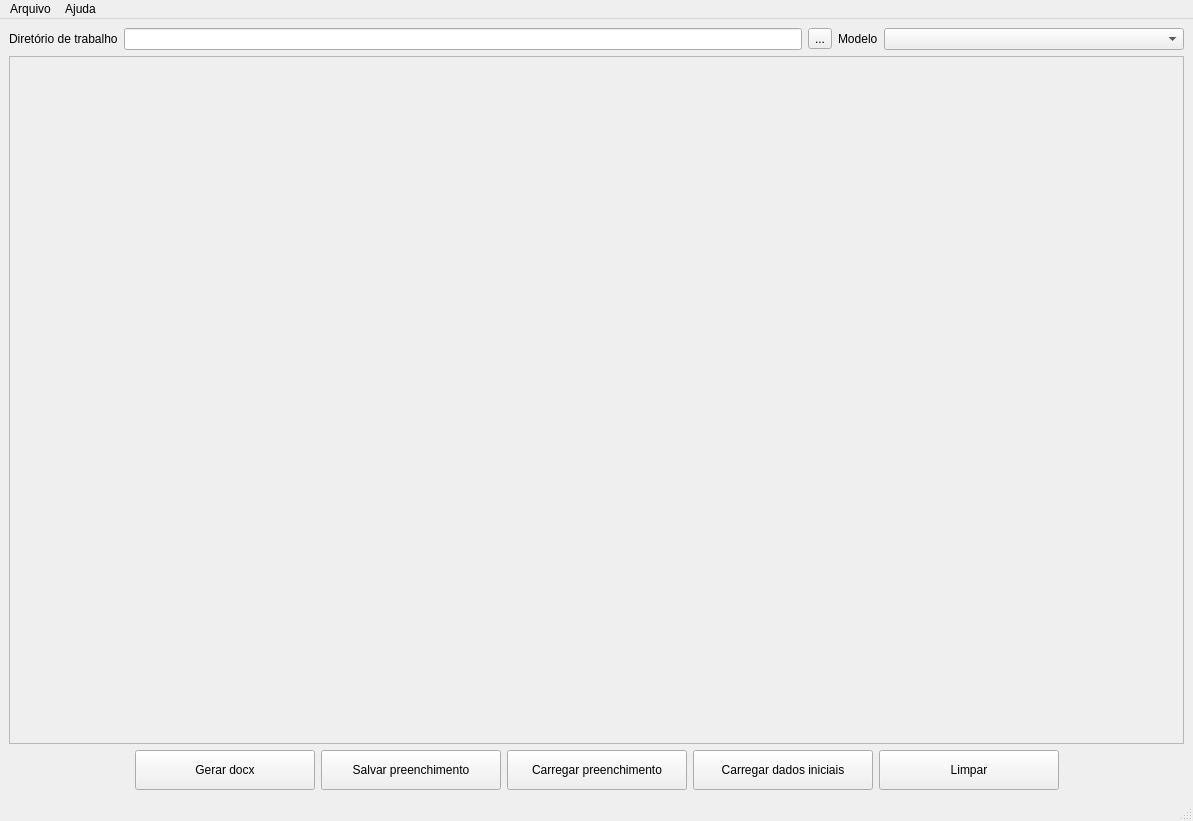
Qt form fastdoc/gui_app/main_window/main_window.ui (renatormc/dev_laudo_sinfweb) before a commit.
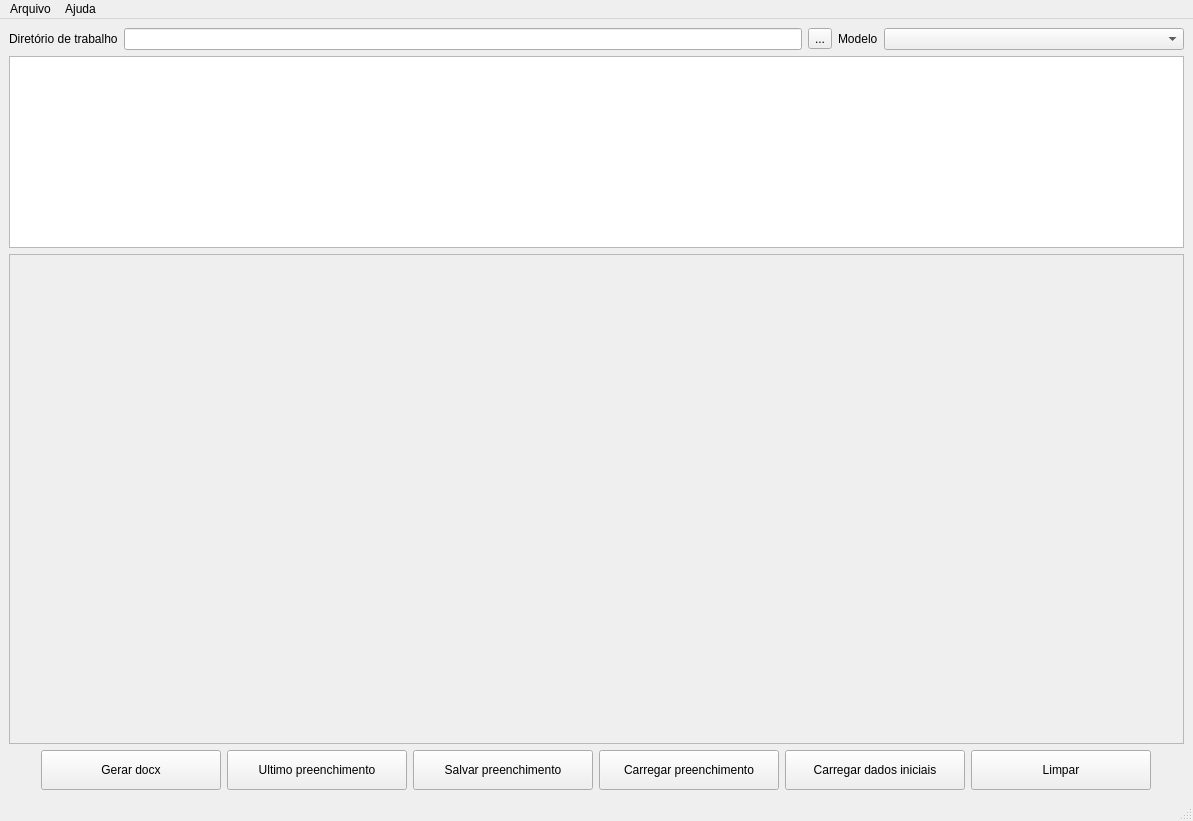
The same form after that commit.

Commit message: Add thre for rendering and support to model instructions

The edit to the form file:
```diff
--- a/fastdoc/gui_app/main_window/main_window.ui
+++ b/fastdoc/gui_app/main_window/main_window.ui
@@ -14,7 +14,7 @@
    <string>Fastdoc</string>
   </property>
   <widget class="QWidget" name="centralwidget">
-   <layout class="QVBoxLayout" name="verticalLayout_2" stretch="0,0,0">
+   <layout class="QVBoxLayout" name="verticalLayout_2" stretch="0,0,0,0">
     <item>
      <layout class="QHBoxLayout" name="horizontalLayout_2">
       <item>
@@ -57,6 +57,19 @@
       </item>
      </layout>
     </item>
+    <item>
+     <widget class="QTextBrowser" name="teb_instructions">
+      <property name="sizePolicy">
+       <sizepolicy hsizetype="Expanding" vsizetype="Minimum">
+        <horstretch>0</horstretch>
+        <verstretch>0</verstretch>
+       </sizepolicy>
+      </property>
+      <property name="styleSheet">
+       <string notr="true"/>
+      </property>
+     </widget>
+    </item>
     <item>
      <widget class="QScrollArea" name="sca_form">
       <property name="widgetResizable">
@@ -68,7 +81,7 @@
          <x>0</x>
          <y>0</y>
          <width>1173</width>
-         <height>661</height>
+         <height>478</height>
         </rect>
        </property>
       </widget>
@@ -102,6 +115,19 @@
         </property>
        </widget>
       </item>
+      <item>
+       <widget class="QPushButton" name="btn_load_last">
+        <property name="minimumSize">
+         <size>
+          <width>180</width>
+          <height>40</height>
+         </size>
+        </property>
+        <property name="text">
+         <string>Ultimo preenchimento</string>
+        </property>
+       </widget>
+      </item>
       <item>
        <widget class="QPushButton" name="btn_save">
         <property name="minimumSize">
```
Left out of the diff: 8 changed lines with no effect on the pictures. The commit also changes 169 other files.
